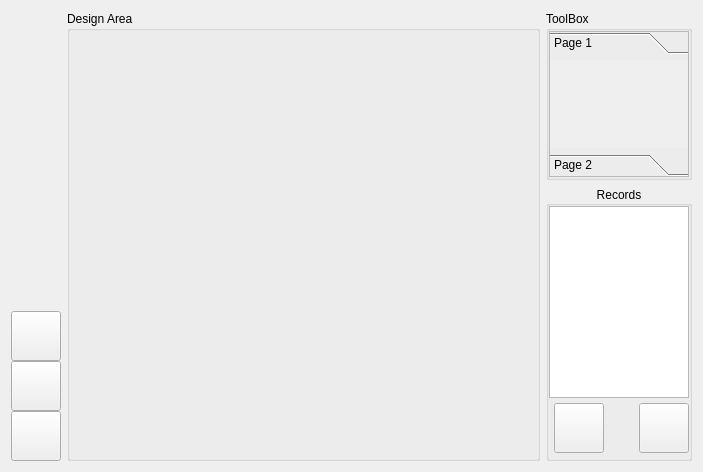
Before: the Qt Designer form mainwindow.ui in abigdreamer/Objectwheelprivate, drawn with Qt 5.
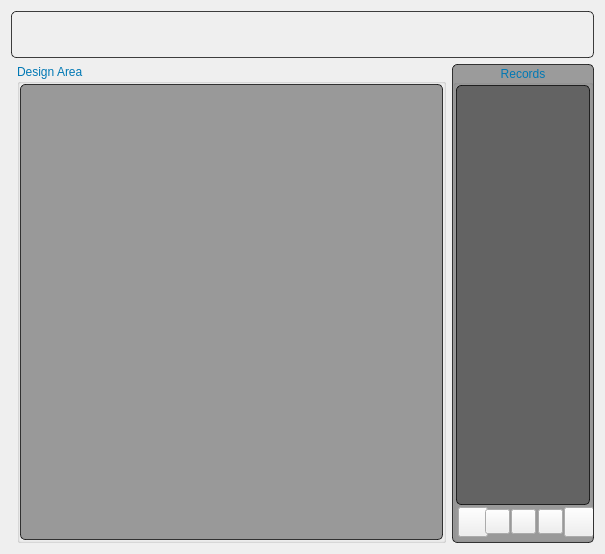
After: the same form once the commit is applied. Icons and pictures are not drawn.

```diff
--- a/mainwindow.ui
+++ b/mainwindow.ui
@@ -6,38 +6,137 @@
    <rect>
     <x>0</x>
     <y>0</y>
-    <width>703</width>
-    <height>470</height>
+    <width>605</width>
+    <height>554</height>
    </rect>
   </property>
+  <property name="palette">
+   <palette>
+    <active>
+     <colorrole role="WindowText">
+      <brush brushstyle="SolidPattern">
+       <color alpha="255">
+        <red>0</red>
+        <green>120</green>
+        <blue>180</blue>
+       </color>
+      </brush>
+     </colorrole>
+     <colorrole role="Text">
+      <brush brushstyle="SolidPattern">
+       <color alpha="255">
+        <red>0</red>
+        <green>120</green>
+        <blue>180</blue>
+       </color>
+      </brush>
+     </colorrole>
+    </active>
+    <inactive>
+     <colorrole role="WindowText">
+      <brush brushstyle="SolidPattern">
+       <color alpha="255">
+        <red>0</red>
+        <green>120</green>
+        <blue>180</blue>
+       </color>
+      </brush>
+     </colorrole>
+     <colorrole role="Text">
+      <brush brushstyle="SolidPattern">
+       <color alpha="255">
+        <red>0</red>
+        <green>120</green>
+        <blue>180</blue>
+       </color>
+      </brush>
+     </colorrole>
+    </inactive>
+    <disabled>
+     <colorrole role="WindowText">
+      <brush brushstyle="SolidPattern">
+       <color alpha="255">
+        <red>190</red>
+        <green>190</green>
+        <blue>190</blue>
+       </color>
+      </brush>
+     </colorrole>
+     <colorrole role="Text">
+      <brush brushstyle="SolidPattern">
+       <color alpha="255">
+        <red>190</red>
+        <green>190</green>
+        <blue>190</blue>
+       </color>
+      </brush>
+     </colorrole>
+    </disabled>
+   </palette>
+  </property>
   <property name="windowTitle">
    <string>ObjectWheel</string>
   </property>
+  <property name="styleSheet">
+   <string notr="true">#centralWidget{
+border-image: url(:/pics/background2.jpg);
+}</string>
+  </property>
   <widget class="QWidget" name="centralWidget">
    <property name="styleSheet">
     <string notr="true"/>
    </property>
+   <layout class="QGridLayout" name="gridLayout">
+    <item row="0" column="0" colspan="3">
+     <widget class="QFrame" name="frame_3">
+      <property name="styleSheet">
+       <string notr="true">#frame_3 {
+	background-color: qlineargradient(spread:pad, x1:0.5, y1:1, x2:0.488636, y2:0, stop:0.238636 rgba(0, 0, 0, 120), stop:1 rgba(179, 179, 179, 5
+));
+border: 1px solid rgba(0,0,0,190);
+border-radius: 5px;
+}</string>
+      </property>
+      <property name="frameShape">
+       <enum>QFrame::StyledPanel</enum>
+      </property>
+      <property name="frameShadow">
+       <enum>QFrame::Raised</enum>
+      </property>
    <layout class="QHBoxLayout" name="horizontalLayout_2">
-    <item>
-     <layout class="QVBoxLayout" name="verticalLayout_3">
       <property name="spacing">
-       <number>0</number>
-      </property>
+        <number>5</number>
+       </property>
+       <property name="leftMargin">
+        <number>5</number>
+       </property>
+       <property name="topMargin">
+        <number>5</number>
+       </property>
+       <property name="rightMargin">
+        <number>5</number>
+       </property>
+       <property name="bottomMargin">
+        <number>5</number>
+       </property>
       <item>
-       <spacer name="verticalSpacer">
+        <spacer name="horizontalSpacer_12">
         <property name="orientation">
-         <enum>Qt::Vertical</enum>
-        </property>
+          <enum>Qt::Horizontal</enum>
+         </property>
+         <property name="sizeType">
+          <enum>QSizePolicy::Expanding</enum>
+         </property>
         <property name="sizeHint" stdset="0">
          <size>
-          <width>20</width>
-          <height>40</height>
+           <width>40</width>
+           <height>20</height>
          </size>
         </property>
        </spacer>
       </item>
       <item>
-       <widget class="QPushButton" name="forwardButton">
+        <widget class="QLabel" name="label_6">
         <property name="sizePolicy">
          <sizepolicy hsizetype="Fixed" vsizetype="Fixed">
           <horstretch>0</horstretch>
@@ -46,50 +145,18 @@
         </property>
         <property name="minimumSize">
          <size>
-          <width>50</width>
-          <height>50</height>
-         </size>
-        </property>
-        <property name="cursor">
-         <cursorShape>PointingHandCursor</cursorShape>
-        </property>
-        <property name="styleSheet">
-         <string notr="true">QPushButton#forwardButton {
-	border-image: url(:/pics/forward.png);
- }
-QPushButton#forwardButton:pressed {
-	border-image: url(:/pics/forward2.png);
- }</string>
-        </property>
-        <property name="text">
-         <string/>
-        </property>
-       </widget>
-      </item>
-      <item>
-       <widget class="QPushButton" name="saveButton">
-        <property name="sizePolicy">
-         <sizepolicy hsizetype="Fixed" vsizetype="Fixed">
-          <horstretch>0</horstretch>
-          <verstretch>0</verstretch>
-         </sizepolicy>
-        </property>
-        <property name="minimumSize">
+           <width>150</width>
+           <height>35</height>
+          </size>
+         </property>
+         <property name="maximumSize">
          <size>
-          <width>50</width>
-          <height>50</height>
-         </size>
-        </property>
-        <property name="cursor">
-         <cursorShape>PointingHandCursor</cursorShape>
-        </property>
+           <width>150</width>
+           <height>35</height>
+          </size>
+         </property>
         <property name="styleSheet">
-         <string notr="true">QPushButton#saveButton {
-	border-image: url(:/pics/save.png);
- }
-QPushButton#saveButton:pressed {
-	border-image: url(:/pics/save2.png);
- }</string>
+          <string notr="true">border-image: url(:/pics/title.png);</string>
         </property>
         <property name="text">
          <string/>
@@ -97,54 +164,40 @@
        </widget>
       </item>
       <item>
-       <widget class="QPushButton" name="backButton">
-        <property name="sizePolicy">
-         <sizepolicy hsizetype="Fixed" vsizetype="Fixed">
-          <horstretch>0</horstretch>
-          <verstretch>0</verstretch>
-         </sizepolicy>
-        </property>
-        <property name="minimumSize">
+        <spacer name="horizontalSpacer_16">
+         <property name="orientation">
+          <enum>Qt::Horizontal</enum>
+         </property>
+         <property name="sizeType">
+          <enum>QSizePolicy::Expanding</enum>
+         </property>
+         <property name="sizeHint" stdset="0">
          <size>
-          <width>50</width>
-          <height>50</height>
-         </size>
-        </property>
-        <property name="cursor">
-         <cursorShape>PointingHandCursor</cursorShape>
-        </property>
-        <property name="styleSheet">
-         <string notr="true">QPushButton#backButton {
-	border-image: url(:/pics/back.png);
- }
-QPushButton#backButton:pressed {
-	border-image: url(:/pics/back2.png);
- }</string>
-        </property>
-        <property name="text">
-         <string/>
-        </property>
-       </widget>
-      </item>
-     </layout>
+           <width>40</width>
+           <height>20</height>
+          </size>
+         </property>
+        </spacer>
+       </item>
+      </layout>
+     </widget>
     </item>
-    <item>
-     <layout class="QVBoxLayout" name="verticalLayout_6">
-      <property name="spacing">
-       <number>0</number>
+    <item row="1" column="2">
+     <widget class="QFrame" name="frame_2">
+      <property name="styleSheet">
+       <string notr="true">#frame_2{
+border: 1px solid rgba(0,0,0,190);
+border-radius: 5px;
+background-color: rgba(0, 0, 0, 90);
+}</string>
       </property>
-      <item>
-       <widget class="QGroupBox" name="groupBox_2">
-        <property name="minimumSize">
-         <size>
-          <width>400</width>
-          <height>450</height>
-         </size>
-        </property>
-        <property name="title">
-         <string>Design Area</string>
-        </property>
-        <layout class="QVBoxLayout" name="verticalLayout_7">
+      <property name="frameShape">
+       <enum>QFrame::StyledPanel</enum>
+      </property>
+      <property name="frameShadow">
+       <enum>QFrame::Raised</enum>
+      </property>
+      <layout class="QVBoxLayout" name="verticalLayout_4">
          <property name="spacing">
           <number>0</number>
          </property>
@@ -160,122 +213,11 @@
          <property name="bottomMargin">
           <number>0</number>
          </property>
-         <item>
-          <widget class="QWidget" name="widget" native="true">
-           <property name="sizePolicy">
-            <sizepolicy hsizetype="Expanding" vsizetype="Preferred">
-             <horstretch>0</horstretch>
-             <verstretch>0</verstretch>
-            </sizepolicy>
-           </property>
-          </widget>
-         </item>
-        </layout>
-       </widget>
-      </item>
-     </layout>
-    </item>
     <item>
      <layout class="QVBoxLayout" name="verticalLayout_2">
-      <item>
-       <widget class="QGroupBox" name="groupBox">
-        <property name="sizePolicy">
-         <sizepolicy hsizetype="Fixed" vsizetype="Expanding">
-          <horstretch>0</horstretch>
-          <verstretch>0</verstretch>
-         </sizepolicy>
-        </property>
-        <property name="minimumSize">
-         <size>
-          <width>140</width>
-          <height>0</height>
-         </size>
-        </property>
-        <property name="title">
-         <string>ToolBox</string>
-        </property>
-        <property name="flat">
-         <bool>false</bool>
-        </property>
-        <layout class="QVBoxLayout" name="verticalLayout_9">
          <property name="spacing">
           <number>0</number>
          </property>
-         <property name="leftMargin">
-          <number>0</number>
-         </property>
-         <property name="topMargin">
-          <number>0</number>
-         </property>
-         <property name="rightMargin">
-          <number>0</number>
-         </property>
-         <property name="bottomMargin">
-          <number>0</number>
-         </property>
-         <item>
-          <widget class="QToolBox" name="toolBox_3">
-           <property name="sizePolicy">
-            <sizepolicy hsizetype="Expanding" vsizetype="Expanding">
-             <horstretch>0</horstretch>
-             <verstretch>0</verstretch>
-            </sizepolicy>
-           </property>
-           <property name="minimumSize">
-            <size>
-             <width>140</width>
-             <height>0</height>
-            </size>
-           </property>
-           <property name="frameShape">
-            <enum>QFrame::StyledPanel</enum>
-           </property>
-           <property name="currentIndex">
-            <number>0</number>
-           </property>
-           <widget class="QWidget" name="page_9">
-            <property name="geometry">
-             <rect>
-              <x>0</x>
-              <y>0</y>
-              <width>16</width>
-              <height>106</height>
-             </rect>
-            </property>
-            <property name="sizePolicy">
-             <sizepolicy hsizetype="Fixed" vsizetype="Expanding">
-              <horstretch>0</horstretch>
-              <verstretch>0</verstretch>
-             </sizepolicy>
-            </property>
-            <attribute name="label">
-             <string>Page 1</string>
-            </attribute>
-           </widget>
-           <widget class="QWidget" name="page_10">
-            <property name="geometry">
-             <rect>
-              <x>0</x>
-              <y>0</y>
-              <width>16</width>
-              <height>106</height>
-             </rect>
-            </property>
-            <property name="sizePolicy">
-             <sizepolicy hsizetype="Fixed" vsizetype="Expanding">
-              <horstretch>0</horstretch>
-              <verstretch>0</verstretch>
-             </sizepolicy>
-            </property>
-            <attribute name="label">
-             <string>Page 2</string>
-            </attribute>
-           </widget>
-          </widget>
-         </item>
-        </layout>
-       </widget>
-      </item>
       <item>
        <widget class="QGroupBox" name="masterBox">
         <property name="sizePolicy">
@@ -290,6 +232,43 @@
           <height>0</height>
          </size>
         </property>
+           <property name="palette">
+            <palette>
+             <active>
+              <colorrole role="WindowText">
+               <brush brushstyle="SolidPattern">
+                <color alpha="255">
+                 <red>0</red>
+                 <green>120</green>
+                 <blue>180</blue>
+                </color>
+               </brush>
+              </colorrole>
+             </active>
+             <inactive>
+              <colorrole role="WindowText">
+               <brush brushstyle="SolidPattern">
+                <color alpha="255">
+                 <red>0</red>
+                 <green>120</green>
+                 <blue>180</blue>
+                </color>
+               </brush>
+              </colorrole>
+             </inactive>
+             <disabled>
+              <colorrole role="WindowText">
+               <brush brushstyle="SolidPattern">
+                <color alpha="255">
+                 <red>190</red>
+                 <green>190</green>
+                 <blue>190</blue>
+                </color>
+               </brush>
+              </colorrole>
+             </disabled>
+            </palette>
+           </property>
         <property name="title">
          <string>Records</string>
         </property>
@@ -323,25 +302,186 @@
              <verstretch>0</verstretch>
             </sizepolicy>
            </property>
+              <property name="palette">
+               <palette>
+                <active>
+                 <colorrole role="Button">
+                  <brush brushstyle="SolidPattern">
+                   <color alpha="90">
+                    <red>0</red>
+                    <green>0</green>
+                    <blue>0</blue>
+                   </color>
+                  </brush>
+                 </colorrole>
+                 <colorrole role="Text">
+                  <brush brushstyle="SolidPattern">
+                   <color alpha="255">
+                    <red>0</red>
+                    <green>120</green>
+                    <blue>180</blue>
+                   </color>
+                  </brush>
+                 </colorrole>
+                 <colorrole role="Base">
+                  <brush brushstyle="NoBrush">
+                   <color alpha="255">
+                    <red>0</red>
+                    <green>0</green>
+                    <blue>0</blue>
+                   </color>
+                  </brush>
+                 </colorrole>
+                 <colorrole role="Window">
+                  <brush brushstyle="SolidPattern">
+                   <color alpha="90">
+                    <red>0</red>
+                    <green>0</green>
+                    <blue>0</blue>
+                   </color>
+                  </brush>
+                 </colorrole>
+                </active>
+                <inactive>
+                 <colorrole role="Button">
+                  <brush brushstyle="SolidPattern">
+                   <color alpha="90">
+                    <red>0</red>
+                    <green>0</green>
+                    <blue>0</blue>
+                   </color>
+                  </brush>
+                 </colorrole>
+                 <colorrole role="Text">
+                  <brush brushstyle="SolidPattern">
+                   <color alpha="255">
+                    <red>0</red>
+                    <green>120</green>
+                    <blue>180</blue>
+                   </color>
+                  </brush>
+                 </colorrole>
+                 <colorrole role="Base">
+                  <brush brushstyle="NoBrush">
+                   <color alpha="255">
+                    <red>0</red>
+                    <green>0</green>
+                    <blue>0</blue>
+                   </color>
+                  </brush>
+                 </colorrole>
+                 <colorrole role="Window">
+                  <brush brushstyle="SolidPattern">
+                   <color alpha="90">
+                    <red>0</red>
+                    <green>0</green>
+                    <blue>0</blue>
+                   </color>
+                  </brush>
+                 </colorrole>
+                </inactive>
+                <disabled>
+                 <colorrole role="Button">
+                  <brush brushstyle="SolidPattern">
+                   <color alpha="90">
+                    <red>0</red>
+                    <green>0</green>
+                    <blue>0</blue>
+                   </color>
+                  </brush>
+                 </colorrole>
+                 <colorrole role="Text">
+                  <brush brushstyle="SolidPattern">
+                   <color alpha="255">
+                    <red>190</red>
+                    <green>190</green>
+                    <blue>190</blue>
+                   </color>
+                  </brush>
+                 </colorrole>
+                 <colorrole role="Base">
+                  <brush brushstyle="NoBrush">
+                   <color alpha="255">
+                    <red>0</red>
+                    <green>0</green>
+                    <blue>0</blue>
+                   </color>
+                  </brush>
+                 </colorrole>
+                 <colorrole role="Window">
+                  <brush brushstyle="SolidPattern">
+                   <color alpha="90">
+                    <red>0</red>
+                    <green>0</green>
+                    <blue>0</blue>
+                   </color>
+                  </brush>
+                 </colorrole>
+                </disabled>
+               </palette>
+              </property>
+              <property name="styleSheet">
+               <string notr="true">#masterRecordList{
+border: 1px solid rgba(0,0,0,190);
+border-radius: 5px;
+background-color: rgba(0, 0, 0, 90);
+}</string>
+              </property>
           </widget>
          </item>
          <item>
           <layout class="QHBoxLayout" name="horizontalLayout">
            <property name="spacing">
-            <number>0</number>
+               <number>2</number>
            </property>
            <property name="leftMargin">
-            <number>5</number>
+               <number>2</number>
            </property>
            <property name="topMargin">
-            <number>5</number>
+               <number>2</number>
            </property>
            <property name="rightMargin">
-            <number>5</number>
+               <number>2</number>
            </property>
            <property name="bottomMargin">
-            <number>5</number>
-           </property>
+               <number>2</number>
+              </property>
+              <item>
+               <widget class="QPushButton" name="backButton">
+                <property name="sizePolicy">
+                 <sizepolicy hsizetype="Fixed" vsizetype="Fixed">
+                  <horstretch>0</horstretch>
+                  <verstretch>0</verstretch>
+                 </sizepolicy>
+                </property>
+                <property name="minimumSize">
+                 <size>
+                  <width>30</width>
+                  <height>30</height>
+                 </size>
+                </property>
+                <property name="maximumSize">
+                 <size>
+                  <width>30</width>
+                  <height>30</height>
+                 </size>
+                </property>
+                <property name="cursor">
+                 <cursorShape>PointingHandCursor</cursorShape>
+                </property>
+                <property name="styleSheet">
+                 <string notr="true">QPushButton#backButton {
+	border-image: url(:/pics/back.png);
+ }
+QPushButton#backButton:pressed {
+	border-image: url(:/pics/back2.png);
+ }</string>
+                </property>
+                <property name="text">
+                 <string/>
+                </property>
+               </widget>
+              </item>
            <item>
             <widget class="QPushButton" name="loadMasterButton">
              <property name="sizePolicy">
@@ -352,8 +492,14 @@
              </property>
              <property name="minimumSize">
               <size>
-               <width>50</width>
-               <height>50</height>
+                  <width>25</width>
+                  <height>25</height>
+                 </size>
+                </property>
+                <property name="maximumSize">
+                 <size>
+                  <width>25</width>
+                  <height>25</height>
               </size>
              </property>
              <property name="cursor">
@@ -373,20 +519,40 @@
             </widget>
            </item>
            <item>
-            <spacer name="horizontalSpacer">
-             <property name="orientation">
-              <enum>Qt::Horizontal</enum>
-             </property>
-             <property name="sizeType">
-              <enum>QSizePolicy::Fixed</enum>
-             </property>
-             <property name="sizeHint" stdset="0">
+               <widget class="QPushButton" name="saveButton">
+                <property name="sizePolicy">
+                 <sizepolicy hsizetype="Fixed" vsizetype="Fixed">
+                  <horstretch>0</horstretch>
+                  <verstretch>0</verstretch>
+                 </sizepolicy>
+                </property>
+                <property name="minimumSize">
+                 <size>
+                  <width>25</width>
+                  <height>25</height>
+                 </size>
+                </property>
+                <property name="maximumSize">
               <size>
-               <width>40</width>
-               <height>20</height>
-              </size>
-             </property>
-            </spacer>
+                  <width>25</width>
+                  <height>25</height>
+                 </size>
+                </property>
+                <property name="cursor">
+                 <cursorShape>PointingHandCursor</cursorShape>
+                </property>
+                <property name="styleSheet">
+                 <string notr="true">QPushButton#saveButton {
+	border-image: url(:/pics/save.png);
+ }
+QPushButton#saveButton:pressed {
+	border-image: url(:/pics/save2.png);
+ }</string>
+                </property>
+                <property name="text">
+                 <string/>
+                </property>
+               </widget>
            </item>
            <item>
             <widget class="QPushButton" name="deleteTempButton">
@@ -398,8 +564,14 @@
              </property>
              <property name="minimumSize">
               <size>
-               <width>50</width>
-               <height>50</height>
+                  <width>25</width>
+                  <height>25</height>
+                 </size>
+                </property>
+                <property name="maximumSize">
+                 <size>
+                  <width>25</width>
+                  <height>25</height>
               </size>
              </property>
              <property name="cursor">
@@ -418,7 +590,283 @@
              </property>
             </widget>
            </item>
-          </layout>
+              <item>
+               <widget class="QPushButton" name="forwardButton">
+                <property name="sizePolicy">
+                 <sizepolicy hsizetype="Fixed" vsizetype="Fixed">
+                  <horstretch>0</horstretch>
+                  <verstretch>0</verstretch>
+                 </sizepolicy>
+                </property>
+                <property name="minimumSize">
+                 <size>
+                  <width>30</width>
+                  <height>30</height>
+                 </size>
+                </property>
+                <property name="maximumSize">
+                 <size>
+                  <width>30</width>
+                  <height>30</height>
+                 </size>
+                </property>
+                <property name="cursor">
+                 <cursorShape>PointingHandCursor</cursorShape>
+                </property>
+                <property name="styleSheet">
+                 <string notr="true">QPushButton#forwardButton {
+	border-image: url(:/pics/forward.png);
+ }
+QPushButton#forwardButton:pressed {
+	border-image: url(:/pics/forward2.png);
+ }</string>
+                </property>
+                <property name="text">
+                 <string/>
+                </property>
+               </widget>
+              </item>
+             </layout>
+            </item>
+           </layout>
+          </widget>
+         </item>
+        </layout>
+       </item>
+      </layout>
+     </widget>
+    </item>
+    <item row="1" column="1">
+     <layout class="QVBoxLayout" name="verticalLayout_6">
+      <property name="spacing">
+       <number>0</number>
+      </property>
+      <item>
+       <widget class="QGroupBox" name="groupBox_2">
+        <property name="minimumSize">
+         <size>
+          <width>0</width>
+          <height>0</height>
+         </size>
+        </property>
+        <property name="palette">
+         <palette>
+          <active>
+           <colorrole role="WindowText">
+            <brush brushstyle="SolidPattern">
+             <color alpha="255">
+              <red>0</red>
+              <green>120</green>
+              <blue>180</blue>
+             </color>
+            </brush>
+           </colorrole>
+           <colorrole role="Text">
+            <brush brushstyle="SolidPattern">
+             <color alpha="255">
+              <red>0</red>
+              <green>120</green>
+              <blue>180</blue>
+             </color>
+            </brush>
+           </colorrole>
+          </active>
+          <inactive>
+           <colorrole role="WindowText">
+            <brush brushstyle="SolidPattern">
+             <color alpha="255">
+              <red>0</red>
+              <green>120</green>
+              <blue>180</blue>
+             </color>
+            </brush>
+           </colorrole>
+           <colorrole role="Text">
+            <brush brushstyle="SolidPattern">
+             <color alpha="255">
+              <red>0</red>
+              <green>120</green>
+              <blue>180</blue>
+             </color>
+            </brush>
+           </colorrole>
+          </inactive>
+          <disabled>
+           <colorrole role="WindowText">
+            <brush brushstyle="SolidPattern">
+             <color alpha="255">
+              <red>190</red>
+              <green>190</green>
+              <blue>190</blue>
+             </color>
+            </brush>
+           </colorrole>
+           <colorrole role="Text">
+            <brush brushstyle="SolidPattern">
+             <color alpha="255">
+              <red>190</red>
+              <green>190</green>
+              <blue>190</blue>
+             </color>
+            </brush>
+           </colorrole>
+          </disabled>
+         </palette>
+        </property>
+        <property name="title">
+         <string>Design Area</string>
+        </property>
+        <layout class="QVBoxLayout" name="verticalLayout_7">
+         <property name="spacing">
+          <number>0</number>
+         </property>
+         <property name="leftMargin">
+          <number>0</number>
+         </property>
+         <property name="topMargin">
+          <number>0</number>
+         </property>
+         <property name="rightMargin">
+          <number>0</number>
+         </property>
+         <property name="bottomMargin">
+          <number>0</number>
+         </property>
+         <item>
+          <widget class="QWidget" name="widget" native="true">
+           <property name="sizePolicy">
+            <sizepolicy hsizetype="Expanding" vsizetype="Preferred">
+             <horstretch>0</horstretch>
+             <verstretch>0</verstretch>
+            </sizepolicy>
+           </property>
+           <property name="palette">
+            <palette>
+             <active>
+              <colorrole role="Button">
+               <brush brushstyle="SolidPattern">
+                <color alpha="90">
+                 <red>0</red>
+                 <green>0</green>
+                 <blue>0</blue>
+                </color>
+               </brush>
+              </colorrole>
+              <colorrole role="Text">
+               <brush brushstyle="SolidPattern">
+                <color alpha="255">
+                 <red>0</red>
+                 <green>120</green>
+                 <blue>180</blue>
+                </color>
+               </brush>
+              </colorrole>
+              <colorrole role="Base">
+               <brush brushstyle="SolidPattern">
+                <color alpha="90">
+                 <red>0</red>
+                 <green>0</green>
+                 <blue>0</blue>
+                </color>
+               </brush>
+              </colorrole>
+              <colorrole role="Window">
+               <brush brushstyle="SolidPattern">
+                <color alpha="90">
+                 <red>0</red>
+                 <green>0</green>
+                 <blue>0</blue>
+                </color>
+               </brush>
+              </colorrole>
+             </active>
+             <inactive>
+              <colorrole role="Button">
+               <brush brushstyle="SolidPattern">
+                <color alpha="90">
+                 <red>0</red>
+                 <green>0</green>
+                 <blue>0</blue>
+                </color>
+               </brush>
+              </colorrole>
+              <colorrole role="Text">
+               <brush brushstyle="SolidPattern">
+                <color alpha="255">
+                 <red>0</red>
+                 <green>120</green>
+                 <blue>180</blue>
+                </color>
+               </brush>
+              </colorrole>
+              <colorrole role="Base">
+               <brush brushstyle="SolidPattern">
+                <color alpha="90">
+                 <red>0</red>
+                 <green>0</green>
+                 <blue>0</blue>
+                </color>
+               </brush>
+              </colorrole>
+              <colorrole role="Window">
+               <brush brushstyle="SolidPattern">
+                <color alpha="90">
+                 <red>0</red>
+                 <green>0</green>
+                 <blue>0</blue>
+                </color>
+               </brush>
+              </colorrole>
+             </inactive>
+             <disabled>
+              <colorrole role="Button">
+               <brush brushstyle="SolidPattern">
+                <color alpha="90">
+                 <red>0</red>
+                 <green>0</green>
+                 <blue>0</blue>
+                </color>
+               </brush>
+              </colorrole>
+              <colorrole role="Text">
+               <brush brushstyle="SolidPattern">
+                <color alpha="255">
+                 <red>190</red>
+                 <green>190</green>
+                 <blue>190</blue>
+                </color>
+               </brush>
+              </colorrole>
+              <colorrole role="Base">
+               <brush brushstyle="SolidPattern">
+                <color alpha="90">
+                 <red>0</red>
+                 <green>0</green>
+                 <blue>0</blue>
+                </color>
+               </brush>
+              </colorrole>
+              <colorrole role="Window">
+               <brush brushstyle="SolidPattern">
+                <color alpha="90">
+                 <red>0</red>
+                 <green>0</green>
+                 <blue>0</blue>
+                </color>
+               </brush>
+              </colorrole>
+             </disabled>
+            </palette>
+           </property>
+           <property name="styleSheet">
+            <string notr="true">#widget{
+border: 1px solid rgba(0,0,0,190);
+border-radius: 5px;
+background-color: rgba(0, 0, 0, 90);
+}</string>
+           </property>
+           <zorder></zorder>
+          </widget>
          </item>
         </layout>
        </widget>
```
Lines whose indentation alone changed are shown as unchanged.
